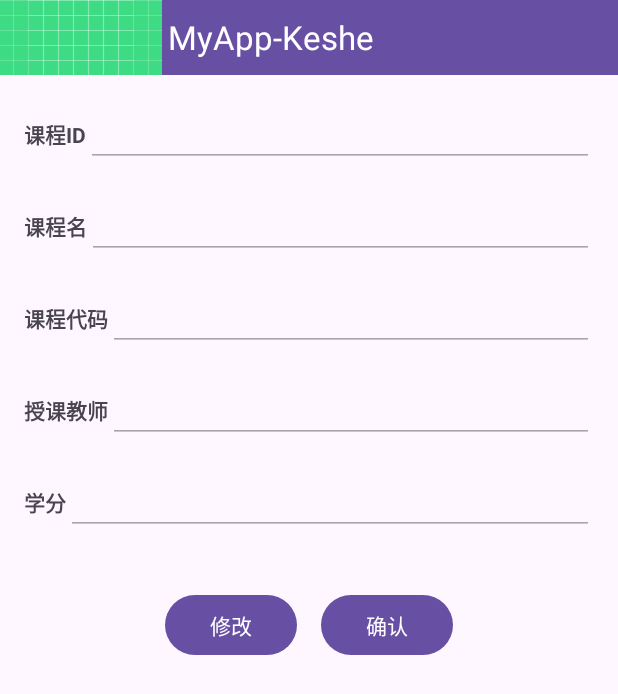
After one commit to Ww-Root-0/Android_student-information-management-system, an Android app: the CourseDetailActivity screen opened directly, with no data from a screen before it, on a phone screen of 412 x 824 dp. The commit adds this screen. Shown: the top 694 px of the screen. Run offline under Robolectric (Android 15) with nearby library versions, the phone set to English and light mode, and no system bars.

Commit message:
解决查找
解决课程查询后能够点击进入详细信息界面，并且在详细信息界面能够修改

```diff
--- a/app/src/main/AndroidManifest.xml
+++ b/app/src/main/AndroidManifest.xml
@@ -27,7 +27,9 @@
         <activity android:name=".Control.RegisterActivity" />
         <activity android:name=".Control.StudentActivity" />
         <activity android:name=".Control.ScoreActivity" />
-        <activity android:name=".Control.UserManagementActivity" />
+        <activity android:name=".Control.StudentDetailActivity" />
+        <activity android:name=".Control.CourseDetailActivity" />
+        <activity android:name=".Control.ScoreDetailActivity" />
     </application>
 
 </manifest>
--- /dev/null
+++ b/app/src/main/java/com/example/myapp_keshe/Control/CourseDetailActivity.java
@@ -0,0 +1,128 @@
+package com.example.myapp_keshe.Control;
+
+import android.content.ContentValues;
+import android.database.sqlite.SQLiteDatabase;
+import android.os.Bundle;
+import android.view.MenuItem;
+import android.view.View;
+import android.widget.Button;
+import android.widget.EditText;
+import android.widget.Toast;
+
+import androidx.appcompat.app.AppCompatActivity;
+import androidx.appcompat.widget.Toolbar;
+
+import com.example.myapp_keshe.Date.MyHelper;
+import com.example.myapp_keshe.R;
+
+public class CourseDetailActivity extends AppCompatActivity implements View.OnClickListener {
+
+    private EditText editTextCourseId, editTextCourseName, editTextCourseCode, editTextInstructor, editTextCredits;
+    private Button buttonUpdate, buttonOK;
+    private MyHelper myHelper;
+    private String originalCourseId; // 用于存储原始课程ID，作为更新的条件
+
+    @Override
+    protected void onCreate(Bundle savedInstanceState) {
+        super.onCreate(savedInstanceState);
+        setContentView(R.layout.course_xx);
+
+        Toolbar toolbar = findViewById(R.id.buttonBack);
+        setSupportActionBar(toolbar);
+        if (getSupportActionBar() != null) {
+            getSupportActionBar().setDisplayHomeAsUpEnabled(true);
+            getSupportActionBar().setHomeAsUpIndicator(R.drawable.ic_launcher_background); // 设置箭头图标
+        }
+
+        myHelper = new MyHelper(this);
+
+        editTextCourseId = findViewById(R.id.editTextCourseId);
+        editTextCourseName = findViewById(R.id.editTextCourseName);
+        editTextCourseCode = findViewById(R.id.editTextCourseCode);
+        editTextInstructor = findViewById(R.id.editTextInstructor);
+        editTextCredits = findViewById(R.id.editTextCredits);
+        buttonUpdate = findViewById(R.id.buttonUpdate);
+        buttonOK = findViewById(R.id.buttonOK);
+
+        // 设置按钮点击事件监听器
+        buttonUpdate.setOnClickListener(this);
+        buttonOK.setOnClickListener(this);
+
+        // 获取传递的数据
+        Bundle extras = getIntent().getExtras();
+        if (extras != null) {
+            String courseId = extras.getString("courseId");
+            originalCourseId = courseId; // 存储原始课程ID
+            String courseName = extras.getString("courseName");
+            String courseCode = extras.getString("courseCode");
+            String instructor = extras.getString("instructor");
+            int credits = extras.getInt("credits");
+
+            // 设置EditText的内容
+            editTextCourseId.setText(courseId);
+            editTextCourseName.setText(courseName);
+            editTextCourseCode.setText(courseCode);
+            editTextInstructor.setText(instructor);
+            editTextCredits.setText(String.valueOf(credits));
+        }
+    }
+
+    @Override
+    public boolean onOptionsItemSelected(MenuItem item) {
+        if (item.getItemId() == android.R.id.home) {
+            finish(); // 返回上一个活动
+            return true;
+        }
+        return super.onOptionsItemSelected(item);
+    }
+
+    @Override
+    public void onClick(View v) {
+        if (v.getId() == R.id.buttonUpdate) {
+            // 将EditText设置为可编辑状态
+            setEditTextsEnabled(true);
+        } else if (v.getId() == R.id.buttonOK) {
+            // 获取EditText中的新数据
+            String newCourseId = editTextCourseId.getText().toString();
+            String newCourseName = editTextCourseName.getText().toString();
+            String newCourseCode = editTextCourseCode.getText().toString();
+            String newInstructor = editTextInstructor.getText().toString();
+            int newCredits = Integer.parseInt(editTextCredits.getText().toString());
+
+            // 执行更新操作
+            updateCourseData(originalCourseId, newCourseId, newCourseName, newCourseCode, newInstructor, newCredits);
+
+            // 将EditText设置为不可编辑状态
+            setEditTextsEnabled(false);
+
+            // 提示用户修改成功
+            Toast.makeText(this, "课程信息修改成功", Toast.LENGTH_SHORT).show();
+        }
+    }
+
+    // 设置EditText的可编辑状态
+    private void setEditTextsEnabled(boolean enabled) {
+        editTextCourseId.setEnabled(enabled);
+        editTextCourseName.setEnabled(enabled);
+        editTextCourseCode.setEnabled(enabled);
+        editTextInstructor.setEnabled(enabled);
+        editTextCredits.setEnabled(enabled);
+    }
+
+    // 更新课程数据
+    private void updateCourseData(String originalCourseId, String newCourseId, String newCourseName, String newCourseCode, String newInstructor, int newCredits) {
+        SQLiteDatabase db = myHelper.getWritableDatabase();
+        ContentValues values = new ContentValues();
+        values.put("course_id", newCourseId);
+        values.put("course_name", newCourseName);
+        values.put("course_code", newCourseCode);
+        values.put("instructor", newInstructor);
+        values.put("credits", newCredits);
+
+        // 更新数据库中的课程信息
+        String selection = "course_id = ?";
+        String[] selectionArgs = { originalCourseId };
+        db.update("courses", values, selection, selectionArgs);
+        db.close();
+    }
+}
--- a/app/src/main/java/com/example/myapp_keshe/Control/UserManagementActivity.java
+++ b/app/src/main/java/com/example/myapp_keshe/Control/StudentDetailActivity.java
@@ -15,7 +15,7 @@ import androidx.appcompat.widget.Toolbar;
 import com.example.myapp_keshe.Date.MyHelper;
 import com.example.myapp_keshe.R;
 
-public class UserManagementActivity extends AppCompatActivity implements View.OnClickListener {
+public class StudentDetailActivity extends AppCompatActivity implements View.OnClickListener {
 
     private EditText editTextName, editTextPassword, editTextGender, editTextAge,
             editTextPhone, editTextClass, editTextDepartment;
@@ -26,7 +26,7 @@ public class UserManagementActivity extends AppCompatActivity implements View.On
     @Override
     protected void onCreate(Bundle savedInstanceState) {
         super.onCreate(savedInstanceState);
-        setContentView(R.layout.user);
+        setContentView(R.layout.student_xx);
 
         Toolbar toolbar = findViewById(R.id.buttonBack);
         setSupportActionBar(toolbar);
--- /dev/null
+++ b/app/src/main/res/layout/course_xx.xml
@@ -0,0 +1,147 @@
+<?xml version="1.0" encoding="utf-8"?>
+<LinearLayout xmlns:android="http://schemas.android.com/apk/res/android"
+    android:layout_width="match_parent"
+    android:layout_height="match_parent"
+    android:orientation="vertical">
+
+    <!-- Toolbar 放在最上面 -->
+    <androidx.appcompat.widget.Toolbar
+        android:id="@+id/buttonBack"
+        android:layout_width="match_parent"
+        android:layout_height="50dp"
+        android:background="?attr/colorPrimary"
+        android:popupTheme="@style/ThemeOverlay.AppCompat.Light"
+        android:theme="@style/ThemeOverlay.AppCompat.Dark.ActionBar" />
+
+    <!-- 其他内容放在 Toolbar 下面 -->
+    <LinearLayout
+        android:layout_width="match_parent"
+        android:layout_height="match_parent"
+        android:orientation="vertical"
+        android:padding="16dp">
+
+        <LinearLayout
+            android:layout_width="match_parent"
+            android:layout_height="wrap_content"
+            android:layout_marginBottom="16dp"
+            android:orientation="horizontal">
+
+            <TextView
+                android:layout_width="wrap_content"
+                android:layout_height="wrap_content"
+                android:text="课程ID"
+                android:textStyle="bold" />
+
+            <EditText
+                android:id="@+id/editTextCourseId"
+                android:layout_width="0dp"
+                android:layout_height="wrap_content"
+                android:layout_weight="1"
+                android:enabled="false" />
+        </LinearLayout>
+
+        <LinearLayout
+            android:layout_width="match_parent"
+            android:layout_height="wrap_content"
+            android:layout_marginBottom="16dp"
+            android:orientation="horizontal">
+
+            <TextView
+                android:layout_width="wrap_content"
+                android:layout_height="wrap_content"
+                android:text="课程名"
+                android:textStyle="bold" />
+
+            <EditText
+                android:id="@+id/editTextCourseName"
+                android:layout_width="0dp"
+                android:layout_height="wrap_content"
+                android:layout_weight="1"
+                android:enabled="false" />
+        </LinearLayout>
+
+        <LinearLayout
+            android:layout_width="match_parent"
+            android:layout_height="wrap_content"
+            android:layout_marginBottom="16dp"
+            android:orientation="horizontal">
+
+            <TextView
+                android:layout_width="wrap_content"
+                android:layout_height="wrap_content"
+                android:text="课程代码"
+                android:textStyle="bold" />
+
+            <EditText
+                android:id="@+id/editTextCourseCode"
+                android:layout_width="0dp"
+                android:layout_height="wrap_content"
+                android:layout_weight="1"
+                android:enabled="false" />
+        </LinearLayout>
+
+        <LinearLayout
+            android:layout_width="match_parent"
+            android:layout_height="wrap_content"
+            android:layout_marginBottom="16dp"
+            android:orientation="horizontal">
+
+            <TextView
+                android:layout_width="wrap_content"
+                android:layout_height="wrap_content"
+                android:text="授课教师"
+                android:textStyle="bold" />
+
+            <EditText
+                android:id="@+id/editTextInstructor"
+                android:layout_width="0dp"
+                android:layout_height="wrap_content"
+                android:layout_weight="1"
+                android:enabled="false" />
+        </LinearLayout>
+
+        <LinearLayout
+            android:layout_width="match_parent"
+            android:layout_height="wrap_content"
+            android:layout_marginBottom="16dp"
+            android:orientation="horizontal">
+
+            <TextView
+                android:layout_width="wrap_content"
+                android:layout_height="wrap_content"
+                android:text="学分"
+                android:textStyle="bold" />
+
+            <EditText
+                android:id="@+id/editTextCredits"
+                android:layout_width="0dp"
+                android:layout_height="wrap_content"
+                android:layout_weight="1"
+                android:enabled="false" />
+        </LinearLayout>
+
+        <LinearLayout
+            android:layout_width="wrap_content"
+            android:layout_height="wrap_content"
+            android:layout_gravity="center_horizontal"
+            android:layout_marginTop="20dp"
+            android:orientation="horizontal">
+
+            <Button
+                android:id="@+id/buttonUpdate"
+                android:layout_width="wrap_content"
+                android:layout_height="wrap_content"
+                android:baselineAligned="false"
+                android:text="修改" />
+
+            <Button
+                android:id="@+id/buttonOK"
+                android:layout_width="wrap_content"
+                android:layout_height="wrap_content"
+                android:layout_marginStart="16dp"
+                android:baselineAligned="false"
+                android:text="确认" />
+        </LinearLayout>
+    </LinearLayout>
+
+</LinearLayout>
```
Also changed, not shown: app/src/main/java/com/example/myapp_keshe/Control/ScoreDetailActivity.java (added, +148 -0 lines), app/src/main/java/com/example/myapp_keshe/Control/SearchActivity.java (+57 -25 lines), app/src/main/res/layout/score_xx.xml (added, +107 -0 lines), app/src/main/res/layout/student_xx.xml (renamed from app/src/main/res/layout/user.xml).
